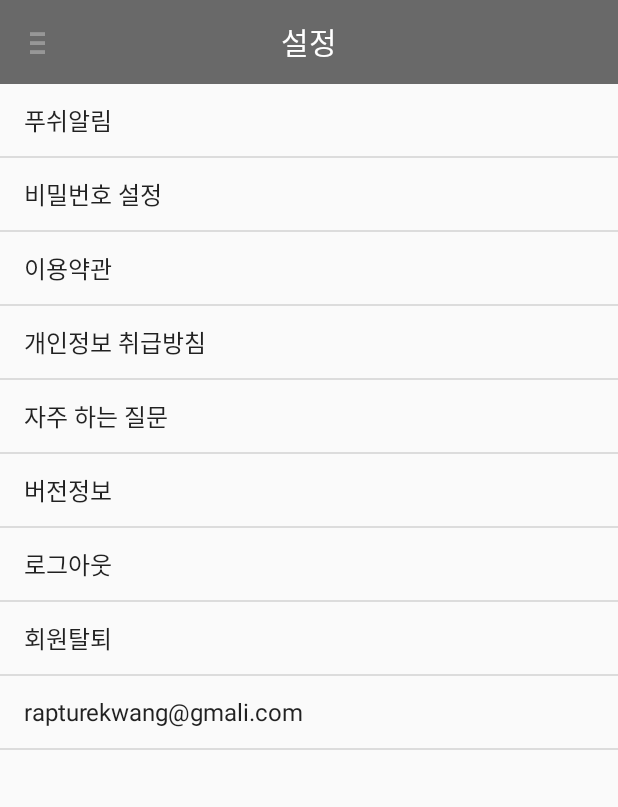
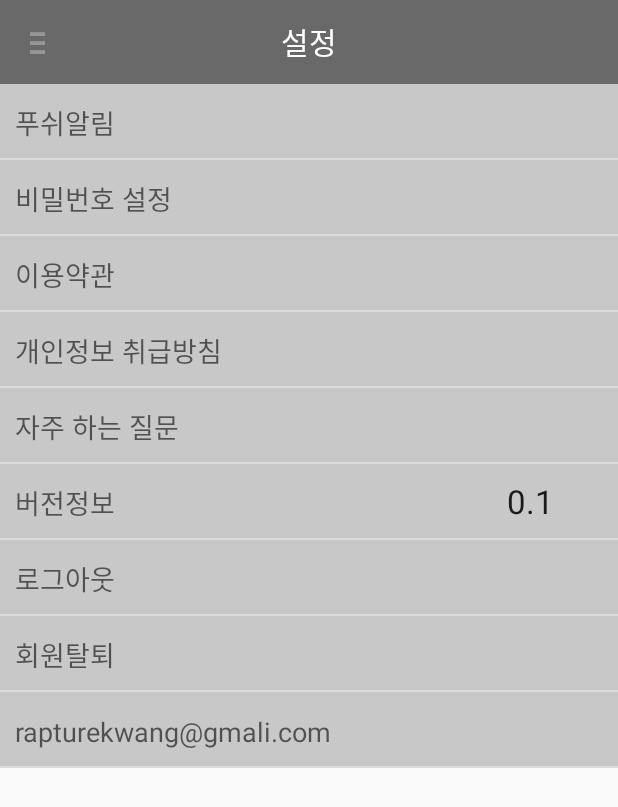
Before and after one commit to rapturekwang/PartyPeople, an Android app: the SettingActivity screen opened directly, with no data from a screen before it, on a phone screen of 412 x 824 dp. Shown: the top 807 px of the screen. Run offline under Robolectric (Android 15) with nearby library versions, the phone set to English and light mode, and no system bars.

Commit message:
setting page on changing

```diff
--- a/app/src/main/java/com/partypeople/www/partypeople/activity/SettingActivity.java
+++ b/app/src/main/java/com/partypeople/www/partypeople/activity/SettingActivity.java
@@ -11,6 +11,7 @@ import android.view.MenuItem;
 import android.widget.TextView;
 
 import com.partypeople.www.partypeople.R;
+import com.partypeople.www.partypeople.adapter.SettingListAdapter;
 import com.partypeople.www.partypeople.fragment.ChangePasswordFragment;
 import com.partypeople.www.partypeople.fragment.FAQFragment;
 import com.partypeople.www.partypeople.fragment.PushAlarmFragment;
@@ -81,7 +82,7 @@ public class SettingActivity extends AppCompatActivity {
                 .replace(R.id.container, fragmentList[num])
                 .addToBackStack(null)
                 .commit();
-        titleView.setText(SettingFragment.SETTING_MENUS[num]);
+        titleView.setText(SettingListAdapter.SETTING_MENUS[num]);
         actionBar.setHomeAsUpIndicator(R.drawable.abc_ic_ab_back_mtrl_am_alpha);
     }
 }
--- /dev/null
+++ b/app/src/main/java/com/partypeople/www/partypeople/adapter/SettingListAdapter.java
@@ -0,0 +1,55 @@
+package com.partypeople.www.partypeople.adapter;
+
+import android.provider.ContactsContract;
+import android.view.View;
+import android.view.ViewGroup;
+import android.widget.BaseAdapter;
+
+import com.partypeople.www.partypeople.data.PartyItemData;
+import com.partypeople.www.partypeople.utils.Constants;
+import com.partypeople.www.partypeople.view.PartyItemView;
+import com.partypeople.www.partypeople.view.SettingItemView;
+
+import java.util.ArrayList;
+import java.util.List;
+
+/**
+ * Created by Tacademy on 2015-11-03.
+ */
+public class SettingListAdapter extends BaseAdapter {
+    public static final String[] SETTING_MENUS = new String[] { "푸쉬알림", "비밀번호 설정",
+            "이용약관", "개인정보 취급방침", "자주 하는 질문", "버전정보",
+            "로그아웃", "회원탈퇴", "rapturekwang@gmali.com", "" };
+    public static final String[] VERSION = new String[] { null, null,
+            null, null, null, Constants.VERSION,
+            null, null, null };
+    public static final boolean[] IMAGE = new boolean[] {
+            true, true, true, true, true, false, false, false, false };
+
+    @Override
+    public int getCount() {
+        return SETTING_MENUS.length-1;
+    }
+
+    @Override
+    public Object getItem(int position) {
+        return SETTING_MENUS[position];
+    }
+
+    @Override
+    public long getItemId(int position) {
+        return position;
+    }
+
+    @Override
+    public View getView(int position, View convertView, ViewGroup parent) {
+        SettingItemView view;
+        if(convertView == null) {
+            view = new SettingItemView(parent.getContext());
+        } else {
+            view = (SettingItemView)convertView;
+        }
+        view.setItemData(SETTING_MENUS[position], VERSION[position], IMAGE[position]);
+        return view;
+    }
+}
--- a/app/src/main/java/com/partypeople/www/partypeople/fragment/SettingFragment.java
+++ b/app/src/main/java/com/partypeople/www/partypeople/fragment/SettingFragment.java
@@ -13,6 +13,7 @@ import android.widget.Toast;
 
 import com.partypeople.www.partypeople.R;
 import com.partypeople.www.partypeople.activity.SettingActivity;
+import com.partypeople.www.partypeople.adapter.SettingListAdapter;
 
 /**
  * A simple {@link Fragment} subclass.
@@ -21,11 +22,11 @@ public class SettingFragment extends Fragment {
     private static final String ARG_NAME = "name";
     private String name;
 
-    public static final String[] SETTING_MENUS = new String[] { "푸쉬알림", "비밀번호 설정",
-            "이용약관", "개인정보 취급방침", "자주 하는 질문", "버전정보",
-            "로그아웃", "회원탈퇴", "rapturekwang@gmali.com", "" };
+//    public static final String[] SETTING_MENUS = new String[] { "푸쉬알림", "비밀번호 설정",
+//            "이용약관", "개인정보 취급방침", "자주 하는 질문", "버전정보",
+//            "로그아웃", "회원탈퇴", "rapturekwang@gmali.com", "" };
     ListView listView;
-    ArrayAdapter<String> mAdapter;
+    SettingListAdapter mAdapter;
 
     public static SettingFragment newInstance(String name) {
         SettingFragment fragment = new SettingFragment();
@@ -66,8 +67,9 @@ public class SettingFragment extends Fragment {
             }
         });
 
-        mAdapter = new ArrayAdapter<String>(getContext(), android.R.layout.simple_list_item_1, SETTING_MENUS);
+        mAdapter = new SettingListAdapter();
         listView.setAdapter(mAdapter);
+
         return view;
     }
 
--- a/app/src/main/java/com/partypeople/www/partypeople/utils/Constants.java
+++ b/app/src/main/java/com/partypeople/www/partypeople/utils/Constants.java
@@ -16,4 +16,6 @@ public class Constants {
 
     public static final int START_FROM_SPLASH = 1;
     public static final int START_FROM_NAVIGATION = 2;
+
+    public static final String VERSION = "0.1";
 }
--- /dev/null
+++ b/app/src/main/java/com/partypeople/www/partypeople/view/SettingItemView.java
@@ -0,0 +1,43 @@
+package com.partypeople.www.partypeople.view;
+
+import android.content.Context;
+import android.util.AttributeSet;
+import android.widget.ImageView;
+import android.widget.LinearLayout;
+import android.widget.TextView;
+
+import com.partypeople.www.partypeople.R;
+
+/**
+ * Created by Tacademy on 2015-11-03.
+ */
+public class SettingItemView extends LinearLayout{
+    public SettingItemView(Context context) {
+    super(context);
+    init();
+}
+
+    public SettingItemView(Context context, AttributeSet attrs) {
+        super(context, attrs);
+        init();
+    }
+
+    TextView nameView, versionView;
+    ImageView imageView;
+
+    private void init() {
+        inflate(getContext(), R.layout.view_setting_item, this);
+        nameView = (TextView)findViewById(R.id.text_name);
+        versionView = (TextView)findViewById(R.id.text_version);
+        imageView = (ImageView)findViewById(R.id.image);
+    }
+
+    public void setItemData(String name, String version, boolean image) {
+        nameView.setText(name);
+        versionView.setText(version);
+        if(image == true) {
+            imageView.setImageResource(R.drawable.my_icon);
+        }
+        imageView.setVisibility(GONE);
+    }
+}
--- a/app/src/main/res/layout/fragment_setting.xml
+++ b/app/src/main/res/layout/fragment_setting.xml
@@ -6,8 +6,8 @@
     <!-- TODO: Update blank fragment layout -->
 
     <ListView
-        android:layout_width="wrap_content"
-        android:layout_height="wrap_content"
+        android:layout_width="match_parent"
+        android:layout_height="match_parent"
         android:id="@+id/listView"
         android:layout_gravity="left|top" />
 
--- /dev/null
+++ b/app/src/main/res/layout/view_setting_item.xml
@@ -0,0 +1,29 @@
+<?xml version="1.0" encoding="utf-8"?>
+<LinearLayout xmlns:android="http://schemas.android.com/apk/res/android"
+    android:orientation="horizontal" android:layout_width="match_parent"
+    android:layout_height="wrap_content"
+    android:background="#c8c8c8"
+    android:padding="10dp">
+
+    <TextView
+        android:layout_width="wrap_content"
+        android:layout_height="wrap_content"
+        android:textAppearance="?android:attr/textAppearanceMedium"
+        android:text="Medium Text"
+        android:id="@+id/text_name"
+        android:layout_weight="8" />
+
+    <TextView
+        android:layout_width="wrap_content"
+        android:layout_height="wrap_content"
+        android:textAppearance="?android:attr/textAppearanceLarge"
+        android:id="@+id/text_version"
+        android:layout_weight="1" />
+
+    <ImageView
+        android:layout_width="wrap_content"
+        android:layout_height="wrap_content"
+        android:id="@+id/image"
+        android:src="@drawable/abc_ic_go_search_api_mtrl_alpha"
+        android:layout_weight="1" />
+</LinearLayout>
```
